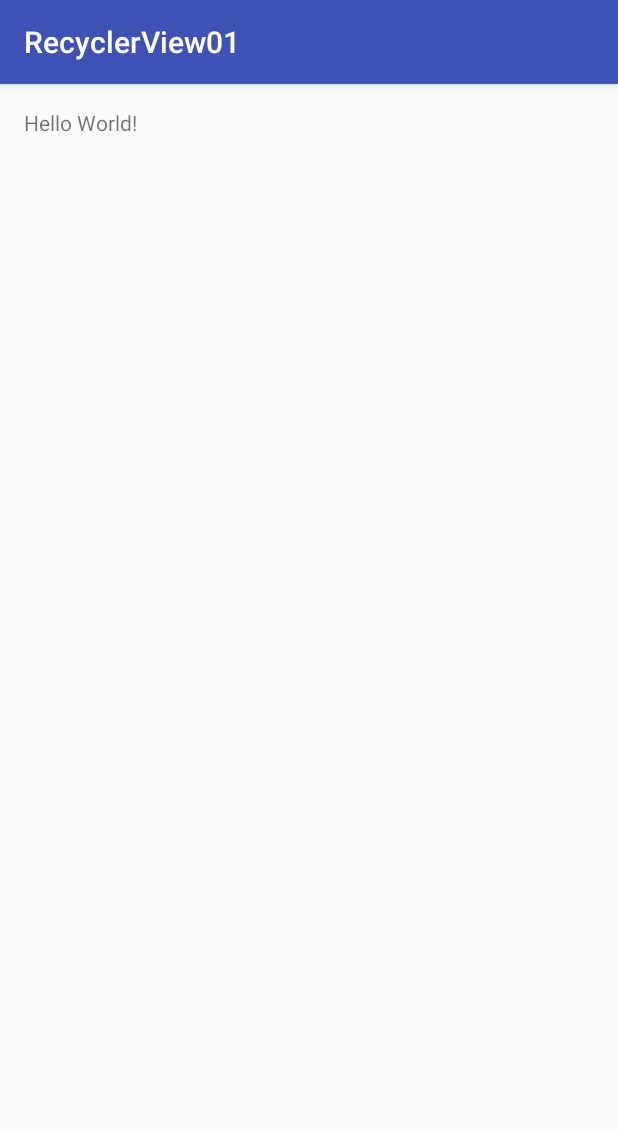
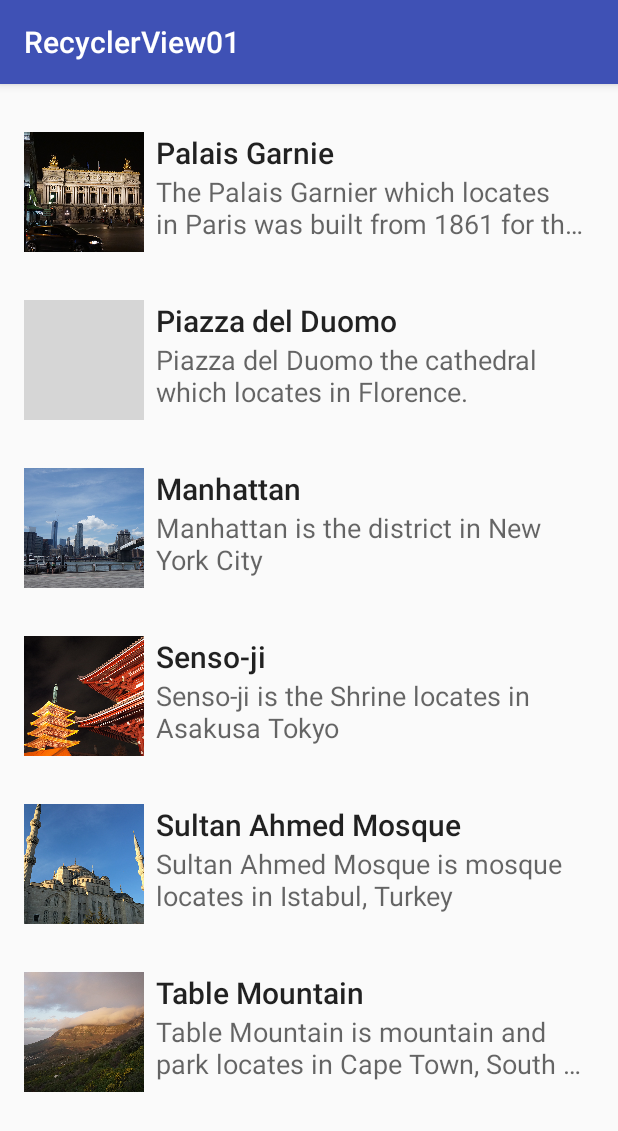
Before and after one commit to dinipuji/RecyclerView2, an Android app: the screen it shows after launch (MainActivity), on a phone screen of 412 x 824 dp. Shown: the top 1131 px of the screen. Run offline under Robolectric (Android 15) with nearby library versions, the phone set to English and light mode, and no system bars; grey boxes are pictures that could not be loaded.

Commit message:
RecyclerView List

```diff
--- a/app/build.gradle
+++ b/app/build.gradle
@@ -25,5 +25,6 @@ dependencies {
         exclude group: 'com.android.support', module: 'support-annotations'
     })
     compile 'com.android.support:appcompat-v7:24.2.1'
+    compile 'com.android.support:recyclerview-v7:24.2.1'
     testCompile 'junit:junit:4.12'
 }
--- a/app/src/main/java/id/sch/smktelkom_mlg/learn/recyclerview01/MainActivity.java
+++ b/app/src/main/java/id/sch/smktelkom_mlg/learn/recyclerview01/MainActivity.java
@@ -1,13 +1,55 @@
 package id.sch.smktelkom_mlg.learn.recyclerview01;
 
+import android.content.res.Resources;
+import android.content.res.TypedArray;
+import android.graphics.drawable.Drawable;
 import android.support.v7.app.AppCompatActivity;
 import android.os.Bundle;
+import android.support.v7.widget.LinearLayoutManager;
+import android.support.v7.widget.RecyclerView;
 
-public class MainActivity extends AppCompatActivity {
+import java.util.ArrayList;
+
+import id.sch.smktelkom_mlg.learn.recyclerview01.adapter.HotelAdapter;
+import id.sch.smktelkom_mlg.learn.recyclerview01.model.Hotel;
+
+public class MainActivity extends AppCompatActivity
+{
+    ArrayList<Hotel> mList = new ArrayList<>();
+    HotelAdapter mAdapter;
 
     @Override
     protected void onCreate(Bundle savedInstanceState) {
         super.onCreate(savedInstanceState);
         setContentView(R.layout.activity_main);
+
+        RecyclerView recyclerView = (RecyclerView) findViewById(R.id.recyclerView);
+        LinearLayoutManager layoutManager = new LinearLayoutManager(this);
+        recyclerView.setLayoutManager((layoutManager));
+        mAdapter = new HotelAdapter(mList);
+        recyclerView.setAdapter(mAdapter);
+
+        fillData();
+    }
+
+    private void fillData()
+    {
+        Resources resources = getResources();
+        String [] arJudul = resources.getStringArray(R.array.places);
+        String [] arDeskripsi = resources.getStringArray(R.array.place_desc);
+        TypedArray a = resources.obtainTypedArray(R.array.places_picture);
+        Drawable [] arFoto = new Drawable[a.length()];
+        for (int i = 0; i < arFoto.length; i++)
+        {
+            arFoto[i] = a.getDrawable(i);
+        }
+        a.recycle();
+
+        for (int i = 0; i < arJudul.length; i++)
+        {
+            mList.add(new Hotel(arJudul[i],arDeskripsi[i],arFoto[i]));
+        }
+        mAdapter.notifyDataSetChanged();
+
     }
 }
--- /dev/null
+++ b/app/src/main/java/id/sch/smktelkom_mlg/learn/recyclerview01/adapter/HotelAdapter.java
@@ -0,0 +1,68 @@
+package id.sch.smktelkom_mlg.learn.recyclerview01.adapter;
+
+import android.support.v7.widget.RecyclerView;
+import android.view.LayoutInflater;
+import android.view.View;
+import android.view.ViewGroup;
+import android.widget.ImageView;
+import android.widget.TextView;
+
+import java.util.ArrayList;
+
+import id.sch.smktelkom_mlg.learn.recyclerview01.R;
+import id.sch.smktelkom_mlg.learn.recyclerview01.model.Hotel;
+
+/**
+ * Created by DINI PUJI LESTARI on 11/9/2016.
+ */
+
+public class HotelAdapter extends RecyclerView.Adapter<HotelAdapter.ViewHolder>
+{
+    ArrayList<Hotel> hotelList;
+
+    @Override
+    public ViewHolder onCreateViewHolder(ViewGroup parent, int viewType)
+    {
+
+        View v = LayoutInflater.from(parent.getContext()).inflate(R.layout.item_list,parent,false);
+        ViewHolder vh = new ViewHolder(v);
+        return vh;
+    }
+
+    public  HotelAdapter(ArrayList<Hotel> hotelList)
+    {
+        this.hotelList = hotelList;
+    }
+    @Override
+    public void onBindViewHolder(ViewHolder holder, int position)
+    {
+
+        Hotel hotel = hotelList.get(position);
+        holder.tvjJudul.setText(hotel.judul);
+        holder.tvDeskripsi.setText(hotel.deskripsi);
+        holder.ivFoto.setImageDrawable(hotel.foto);
+
+    }
+
+    @Override
+    public int getItemCount()
+    {
+        if (hotelList!=null)
+            return hotelList.size();
+        return 0;
+    }
+
+    public class ViewHolder extends RecyclerView.ViewHolder
+    {
+        ImageView ivFoto;
+        TextView tvjJudul;
+        TextView tvDeskripsi;
+        public ViewHolder(View itemView)
+        {
+            super(itemView);
+            ivFoto = (ImageView) itemView.findViewById(R.id.imageView);
+            tvjJudul = (TextView) itemView.findViewById(R.id.textViewJudul);
+            tvDeskripsi = (TextView) itemView.findViewById(R.id.textViewDeskripsi);
+        }
+    }
+}
--- /dev/null
+++ b/app/src/main/java/id/sch/smktelkom_mlg/learn/recyclerview01/model/Hotel.java
@@ -0,0 +1,22 @@
+package id.sch.smktelkom_mlg.learn.recyclerview01.model;
+
+import android.graphics.drawable.Drawable;
+
+/**
+ * Created by DINI PUJI LESTARI on 11/9/2016.
+ */
+
+public class Hotel
+{
+    public String judul;
+    public String deskripsi;
+    public Drawable foto;
+
+    public Hotel(String judul, String deskripsi, Drawable foto)
+    {
+        this.judul = judul;
+        this.deskripsi = deskripsi;
+        this.foto = foto;
+    }
+
+}
--- a/app/src/main/res/layout/activity_main.xml
+++ b/app/src/main/res/layout/activity_main.xml
@@ -1,17 +1,14 @@
 <?xml version="1.0" encoding="utf-8"?>
-<RelativeLayout xmlns:android="http://schemas.android.com/apk/res/android"
+<android.support.v7.widget.RecyclerView
+    xmlns:android="http://schemas.android.com/apk/res/android"
     xmlns:tools="http://schemas.android.com/tools"
-    android:id="@+id/activity_main"
+    android:id="@+id/recyclerView"
     android:layout_width="match_parent"
     android:layout_height="match_parent"
     android:paddingBottom="@dimen/activity_vertical_margin"
-    android:paddingLeft="@dimen/activity_horizontal_margin"
-    android:paddingRight="@dimen/activity_horizontal_margin"
     android:paddingTop="@dimen/activity_vertical_margin"
+    android:scrollbars="vertical"
+    android:clipToPadding="false"
     tools:context="id.sch.smktelkom_mlg.learn.recyclerview01.MainActivity">
 
-    <TextView
-        android:layout_width="wrap_content"
-        android:layout_height="wrap_content"
-        android:text="Hello World!" />
-</RelativeLayout>
+   </android.support.v7.widget.RecyclerView>
--- /dev/null
+++ b/app/src/main/res/layout/item_list.xml
@@ -0,0 +1,41 @@
+<?xml version="1.0" encoding="utf-8"?>
+<RelativeLayout
+    xmlns:android="http://schemas.android.com/apk/res/android"
+    xmlns:tools="http://schemas.android.com/tools"
+    android:padding="16dp"
+    android:background="?android:attr/selectableItemBackground"
+    android:layout_width="match_parent"
+    android:layout_height="wrap_content">
+
+    <ImageView
+        android:layout_width="80dp"
+        android:layout_height="80dp"
+        android:id="@+id/imageView"
+        android:scaleType="centerCrop"
+        tools:src="@drawable/a"/>
+    <TextView
+        android:layout_width="match_parent"
+        android:layout_height="wrap_content"
+        android:layout_alignParentTop="true"
+        android:layout_toRightOf="@+id/imageView"
+        android:layout_toEndOf="@+id/imageView"
+        android:layout_marginLeft="8dp"
+        android:layout_marginStart="8dp"
+        android:maxLines="1"
+        android:ellipsize="end"
+        tools:text="Judul"
+        android:id="@+id/textViewJudul"
+        android:textAppearance="@style/TextAppearance.AppCompat.Title"/>
+    <TextView
+        android:layout_width="match_parent"
+        android:layout_height="wrap_content"
+        tools:text="Deskripsi"
+        android:layout_below="@+id/textViewJudul"
+        android:layout_alignLeft="@+id/textViewJudul"
+        android:layout_alignStart="@+id/textViewJudul"
+        android:maxLines="2"
+        android:ellipsize="end"
+        android:textAppearance="@style/TextAppearance.AppCompat.Medium"
+        android:id="@+id/textViewDeskripsi"/>
+
+</RelativeLayout>
--- /dev/null
+++ b/app/src/main/res/values/arrays.xml
@@ -0,0 +1,96 @@
+<?xml version="1.0" encoding="utf-8"?>
+<!--
+  ~ Copyright (C) 2016 The Android Open Source Project
+  ~
+  ~ Licensed under the Apache License, Version 2.0 (the "License");
+  ~ you may not use this file except in compliance with the License.
+  ~ You may obtain a copy of the License at
+  ~
+  ~      http://www.apache.org/licenses/LICENSE-2.0
+  ~
+  ~ Unless required by applicable law or agreed to in writing, software
+  ~ distributed under the License is distributed on an "AS IS" BASIS,
+  ~ WITHOUT WARRANTIES OR CONDITIONS OF ANY KIND, either express or implied.
+  ~ See the License for the specific language governing permissions and
+  ~ limitations under the License.
+  -->
+<resources>
+    <string-array name="places">
+        <item>Palais Garnie</item>
+        <item>Piazza del Duomo</item>
+        <item>Manhattan</item>
+        <item>Senso-ji</item>
+        <item>Sultan Ahmed Mosque</item>
+        <item>Table Mountain</item>
+    </string-array>
+    <string-array name="place_desc">
+        <item>The Palais Garnier which locates in Paris was built from 1861 for
+        the Paris Opera.
+        </item>
+        <item>Piazza del Duomo the cathedral which locates in Florence.</item>
+        <item>Manhattan is the district in New York City</item>
+        <item>Senso-ji is the Shrine locates in Asakusa Tokyo</item>
+        <item>Sultan Ahmed Mosque is mosque locates in Istabul, Turkey</item>
+        <item>Table Mountain is mountain and park locates in Cape Town, South Africa.</item>
+    </string-array>
+    <string-array name="place_details">
+        <item>Lorem ipsum dolor sit amet, consectetur adipisicing elit, sed do
+        eiusmod tempor incididunt ut labore et dolore magna aliqua. Ut enim ad minim veniam, quis
+        nostrud exercitation ullamco laboris nisi ut aliquip ex ea commodo consequat. Duis aute
+        irure dolor in reprehenderit in voluptate velit esse cillum dolore eu fugiat nulla
+        pariatur. Excepteur sint occaecat cupidatat non proident, sunt in culpa qui officia
+        deserunt mollit anim id est laborum.
+        </item>
+        <item>Lorem ipsum dolor sit amet, consectetur adipisicing elit, sed do
+        eiusmod tempor incididunt ut labore et dolore magna aliqua. Ut enim ad minim veniam, quis
+        nostrud exercitation ullamco laboris nisi ut aliquip ex ea commodo consequat. Duis aute
+        irure dolor in reprehenderit in voluptate velit esse cillum dolore eu fugiat nulla
+        pariatur. Excepteur sint occaecat cupidatat non proident, sunt in culpa qui officia
+        deserunt mollit anim id est laborum.
+        </item>
+        <item>Lorem ipsum dolor sit amet, consectetur adipisicing elit, sed do
+        eiusmod tempor incididunt ut labore et dolore magna aliqua. Ut enim ad minim veniam, quis
+        nostrud exercitation ullamco laboris nisi ut aliquip ex ea commodo consequat. Duis aute
+        irure dolor in reprehenderit in voluptate velit esse cillum dolore eu fugiat nulla
+        pariatur. Excepteur sint occaecat cupidatat non proident, sunt in culpa qui officia
+        deserunt mollit anim id est laborum.
+        </item>
+        <item>Lorem ipsum dolor sit amet, consectetur adipisicing elit, sed do
+        eiusmod tempor incididunt ut labore et dolore magna aliqua. Ut enim ad minim veniam, quis
+        nostrud exercitation ullamco laboris nisi ut aliquip ex ea commodo consequat. Duis aute
+        irure dolor in reprehenderit in voluptate velit esse cillum dolore eu fugiat nulla
+        pariatur. Excepteur sint occaecat cupidatat non proident, sunt in culpa qui officia
+        deserunt mollit anim id est laborum.
+        </item>
+        <item>Lorem ipsum dolor sit amet, consectetur adipisicing elit, sed do
+        eiusmod tempor incididunt ut labore et dolore magna aliqua. Ut enim ad minim veniam, quis
+        nostrud exercitation ullamco laboris nisi ut aliquip ex ea commodo consequat. Duis aute
+        irure dolor in reprehenderit in voluptate velit esse cillum dolore eu fugiat nulla
+        pariatur. Excepteur sint occaecat cupidatat non proident, sunt in culpa qui officia
+        deserunt mollit anim id est laborum.
+        </item>
+        <item>Lorem ipsum dolor sit amet, consectetur adipisicing elit, sed do
+        eiusmod tempor incididunt ut labore et dolore magna aliqua. Ut enim ad minim veniam, quis
+        nostrud exercitation ullamco laboris nisi ut aliquip ex ea commodo consequat. Duis aute
+        irure dolor in reprehenderit in voluptate velit esse cillum dolore eu fugiat nulla
+        pariatur. Excepteur sint occaecat cupidatat non proident, sunt in culpa qui officia
+        deserunt mollit anim id est laborum.
+        </item>
+    </string-array>
+    <string-array name="place_locations">
+        <item>8 Rue Scribe, 75009 Paris, France</item>
+        <item>Piazza del Capitolo - 50122 Florence</item>
+        <item>New York City</item>
+        <item>2-3-1 Asakusa, Taitō-ku, Tokyo, Japan</item>
+        <item>At Meydanı No:7, 34122 Fatih/İstanbul, Turkey</item>
+        <item>Cape Town, South Africa</item>
+    </string-array>
+    <array name="places_picture">
+        <item>@drawable/a</item>
+        <item>@drawable/b</item>
+        <item>@drawable/c</item>
+        <item>@drawable/d</item>
+        <item>@drawable/e</item>
+        <item>@drawable/f</item>
+    </array>
+</resources>
```
Also changed, not shown: app/src/main/res/drawable/a.png (added), app/src/main/res/drawable/c.png (added), app/src/main/res/drawable/d.png (added), app/src/main/res/drawable/e.png (added), app/src/main/res/drawable/f.png (added), 1 other file.
